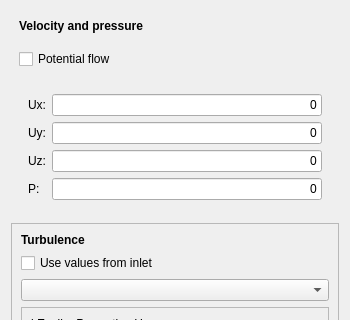
First picture: the form in TaskPanelCfdInitialiseInternalField.ui, repository jaheyns/CfdOF, before the edit; both pictures show x 0 to 350 and y 0 to 320 of the 350 by 694 pixel window.
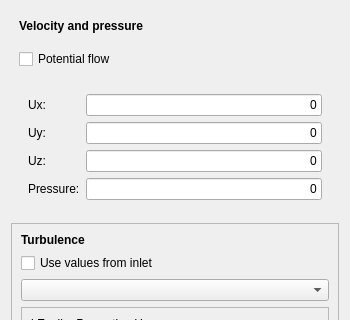
Second picture: the form after the edit. Custom widgets are drawn as their Qt base class.

Commit message: CFD: bugfix: Use kinematic pressure in 0/p

```diff
--- a/TaskPanelCfdInitialiseInternalField.ui
+++ b/TaskPanelCfdInitialiseInternalField.ui
@@ -198,7 +198,7 @@
         <item row="3" column="0">
          <widget class="QLabel" name="label_5">
           <property name="text">
-           <string>P:</string>
+           <string>Pressure:</string>
           </property>
          </widget>
         </item>
```
The commit also changes 3 other files.
